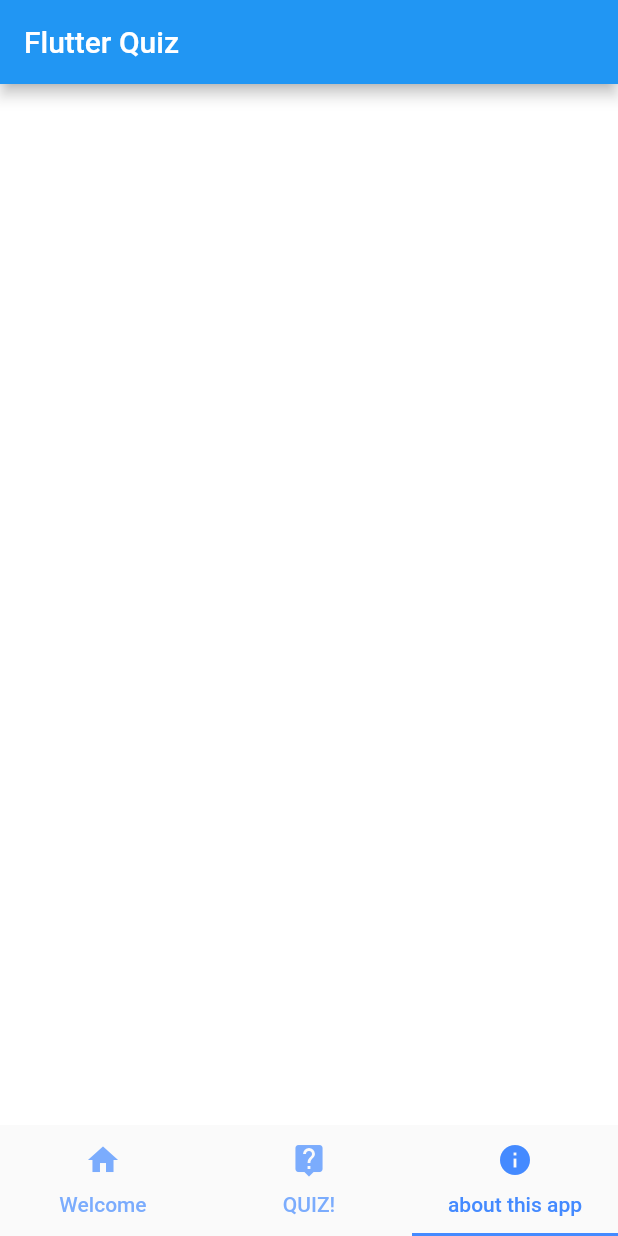
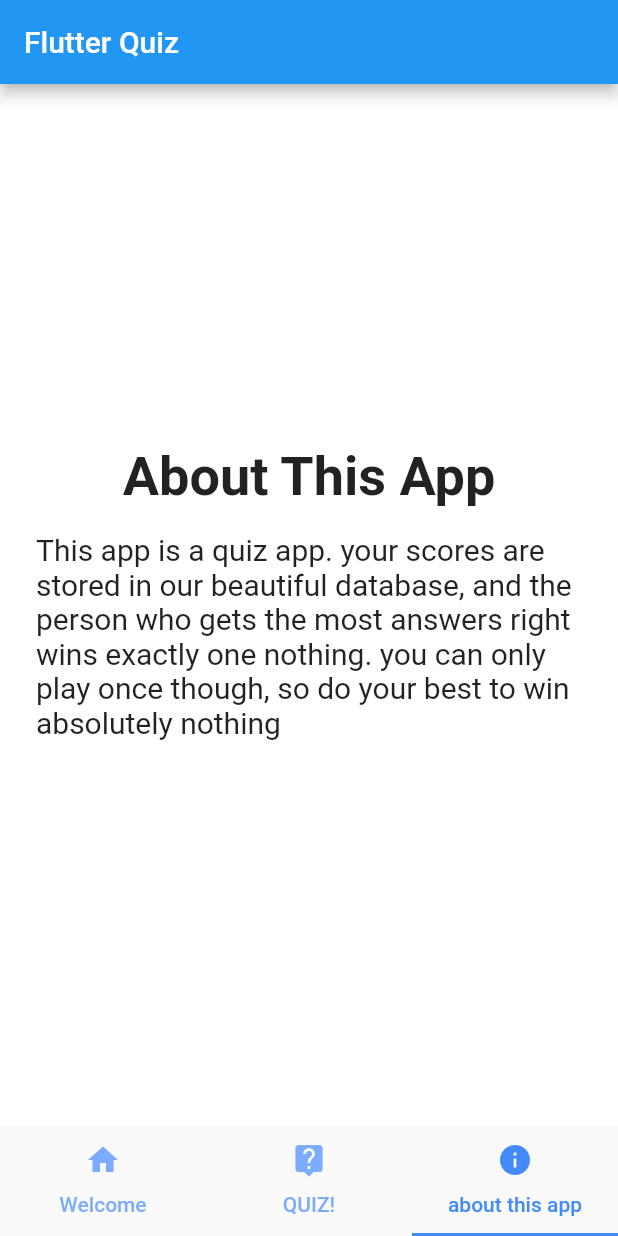
Before and after one commit to galileo-academy-wmiw/Quiz_App_Leaf, a Flutter app: the screen it shows once a user with an empty profile is signed in, item 3 of the bottom bar chosen, on a phone screen of 412 x 824 dp. Run offline on Flutter 3.47's test engine with Material 2 defaults, Android fonts, the light colour scheme and no system bars; our stand-ins replace cloud_firestore, firebase_auth, firebase_core, firebase_storage, font_awesome_flutter; accounts and stored records are empty.

Commit message:
made a simple info screen

```diff
--- a/lib/info.dart
+++ b/lib/info.dart
@@ -7,10 +7,27 @@ class Info extends StatelessWidget {
 
   @override
   Widget build(BuildContext context) {
+    double screenWidth = MediaQuery.of(context).size.width;
+    double screenHeight = MediaQuery.of(context).size.height;
     return Container(
       color: Colors.white,
-      child: Column(
+      child: const Padding(
+        padding: EdgeInsets.all(8.0),
+        child: Column(
+          mainAxisAlignment: MainAxisAlignment.center,
+          crossAxisAlignment: CrossAxisAlignment.center,
+          children: [
+            Text("About This App", style: lib.headingText, textScaleFactor: 2,),
+            Padding(
+              padding: EdgeInsets.all(16.0),
+              child: Text("This app is a quiz app. your scores are stored in our beautiful database, and the person who gets the most answers right wins exactly one nothing. you can only play once though, so do your best to win absolutely nothing",
+                style: lib.baseText,
+                textScaleFactor: 1.25,
+              ),
+            )
+          ],
 
+        ),
       ),
     );
   }
```
